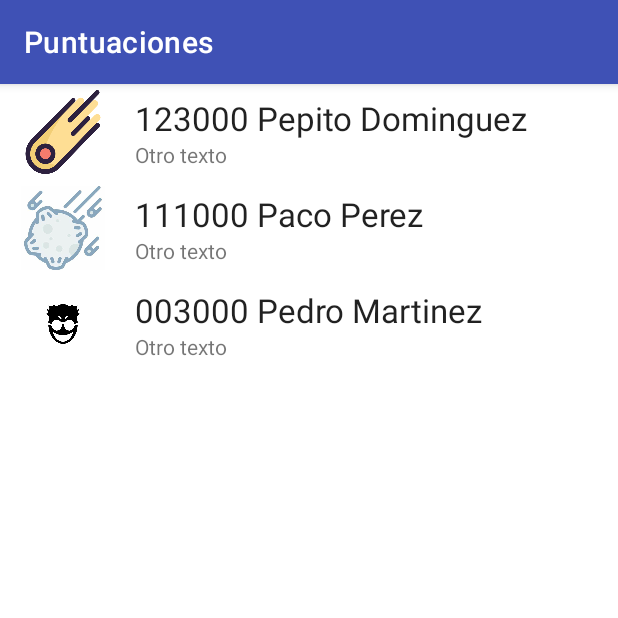
After one commit to Richi-Mi/android_app_asteroides, an Android app: the Puntuaciones screen opened directly, with no data from a screen before it, on a phone screen of 412 x 824 dp, the top half of it. The commit adds this screen. Run offline under Robolectric (Android 15) with nearby library versions, the phone set to English and light mode, and no system bars.

Commit message:
Recycler View creado

```diff
--- a/app/build.gradle
+++ b/app/build.gradle
@@ -31,6 +31,7 @@ android {
 dependencies {
 
     implementation 'androidx.appcompat:appcompat:1.5.1'
+    implementation 'androidx.recyclerview:recyclerview:1.2.1'
     implementation 'com.google.android.material:material:1.7.0'
     implementation 'androidx.constraintlayout:constraintlayout:2.1.4'
     testImplementation 'junit:junit:4.13.2'
--- /dev/null
+++ b/app/src/main/java/com/example/asteroides/Puntuaciones.java
@@ -0,0 +1,55 @@
+package com.example.asteroides;
+
+import android.os.Bundle;
+import android.view.View;
+import android.widget.Toast;
+
+import androidx.annotation.Nullable;
+import androidx.appcompat.app.AppCompatActivity;
+import androidx.recyclerview.widget.LinearLayoutManager;
+import androidx.recyclerview.widget.RecyclerView;
+
+import com.example.asteroides.modelo.MiAdaptador;
+import com.example.asteroides.presentacion.MainActivity;
+
+/** @author Mendoza Castañeda José Ricardo.
+ *  RecyclerView.
+ *  Para crear una lista de elementos con RecyclerView debemos seguir los siguientes pasos:
+ *  1) Diseñar un layout que visualice el RecyclerView
+ *  2) Implementar la actividad
+ *  3) Diseñar un layout individual que se repetira en la lista
+ *  ---
+ *  4) Personalizar cada una de los layouts individuales segun nuestros datos utilizando un adaptador.
+ *  5) Definir como queremos que se posicionen los elementos en las vistas.
+ * */
+
+public class Puntuaciones extends AppCompatActivity {
+    private RecyclerView recyclerView;
+    private RecyclerView.LayoutManager layoutManager;
+    private MiAdaptador adaptador;
+
+    @Override
+    protected void onCreate(@Nullable Bundle savedInstanceState) {
+        super.onCreate(savedInstanceState);
+        setContentView( R.layout.puntuaciones );
+        recyclerView = findViewById( R.id.recyclerView );
+        // Creamos el adaptador.
+        adaptador = new MiAdaptador( this, MainActivity.almacen.listaPuntuaciones(3) );
+        // Asignamos el adaptador al recyclerView.
+        recyclerView.setAdapter( adaptador );
+        // Creamos un layout manager del tipo LinearLayoutManager.
+        layoutManager = new LinearLayoutManager( this );
+        // Asignamos el layout al recyclerView.
+        recyclerView.setLayoutManager( layoutManager );
+
+        adaptador.setOnItemClickListener(new View.OnClickListener() {
+            @Override
+            public void onClick(View view) {
+                // Nos indicaran la posicion de una vista dentro del adaptador.
+                int pos = recyclerView.getChildAdapterPosition( view );
+                String s = MainActivity.almacen.listaPuntuaciones( 10 ).get( pos );
+                Toast.makeText(Puntuaciones.this, "Selección: " + pos + " - " + s, Toast.LENGTH_LONG).show();
+            }
+        });
+    }
+}
--- /dev/null
+++ b/app/src/main/java/com/example/asteroides/datos/AlmacenPuntuacionesArray.java
@@ -0,0 +1,28 @@
+package com.example.asteroides.datos;
+
+import com.example.asteroides.modelo.AlmacenPuntuaciones;
+
+import java.util.ArrayList;
+import java.util.List;
+
+public class AlmacenPuntuacionesArray implements AlmacenPuntuaciones {
+
+    private List<String> puntuaciones;
+
+    public AlmacenPuntuacionesArray() {
+        puntuaciones = new ArrayList<String>();
+        puntuaciones.add("123000 Pepito Dominguez");
+        puntuaciones.add("111000 Paco Perez");
+        puntuaciones.add("003000 Pedro Martinez");
+    }
+
+    @Override
+    public void guardarPuntuacion(int puntos, String nombre, long fecha) {
+        puntuaciones.add( 0, puntos + " " + nombre );
+    }
+
+    @Override
+    public List<String> listaPuntuaciones(int cantidad) {
+        return puntuaciones;
+    }
+}
--- /dev/null
+++ b/app/src/main/java/com/example/asteroides/modelo/AlmacenPuntuaciones.java
@@ -0,0 +1,15 @@
+package com.example.asteroides.modelo;
+
+import java.util.List;
+
+/** Interface.
+ * Una interfaz es una clase abstracta pura, es decir, una clase donde se indican los metodo, pero no se implementa ninguno
+ * Permite al programador establecer una estructura que ha de seguir toda clase que implemente la interfaz
+ * * Solo se definen los nombres de los metodos, parametros y tipo de retorno.
+ * * tambien contiene constantes.
+ */
+
+public interface AlmacenPuntuaciones {
+    public void guardarPuntuacion( int puntos, String nombre, long fecha );
+    public List<String> listaPuntuaciones( int cantidad );
+}
--- /dev/null
+++ b/app/src/main/java/com/example/asteroides/modelo/MiAdaptador.java
@@ -0,0 +1,94 @@
+package com.example.asteroides.modelo;
+
+import android.content.Context;
+import android.view.LayoutInflater;
+import android.view.View;
+import android.view.ViewGroup;
+import android.widget.ImageView;
+import android.widget.TextView;
+
+import androidx.annotation.NonNull;
+import androidx.recyclerview.widget.RecyclerView;
+
+import com.example.asteroides.R;
+
+import java.util.List;
+
+/** ¿Que es un adaptador?
+ * Un adaptador es un mecanismo estandar en android que nos permite crear una serie de vistas que han de ser mostradas dentro de un contenedor,
+ * En este caso creamos el adaptador a partir de la clase RecyclerView.Adapter
+ * */
+
+public class MiAdaptador extends RecyclerView.Adapter<MiAdaptador.ViewHolder> {
+
+    private LayoutInflater inflador;
+    private List<String> lista;
+    protected View.OnClickListener onClickListener;
+
+    public MiAdaptador( Context context, List<String> lista ) {
+        // Conjunto de datos a mostrar.
+        this.lista = lista;
+        // El inflador nos va a permitir crear una vista a partir de su XML.
+        inflador = (LayoutInflater) context.getSystemService( Context.LAYOUT_INFLATER_SERVICE );
+    }
+
+    // Devuelve una vista de un elemento sin personalizar
+    @NonNull
+    @Override
+    public ViewHolder onCreateViewHolder(@NonNull ViewGroup parent, int viewType) {
+        // Usamos el metodo inflate para crear una vista a partir del layout XML definido en elemento_lista
+        // el segundo parametro se indica el layout padre que contendra a la vista que se va a crear.
+        // El tercer parametro del metodo permite indicar si queremos que la vista sea insertada eb el padre.
+        // Indicamos false dado que esta operación la va hacer el RecyclerView.
+        View v = inflador.inflate( R.layout.elemento_lista, parent, false );
+        v.setOnClickListener( onClickListener );
+        return new ViewHolder( v );
+    }
+
+    @Override
+    public void onBindViewHolder(@NonNull ViewHolder holder, int position) {
+        // Personaliza un elemento de tipo ViewHolder según su posición
+        holder.titulo.setText( lista.get( position ) );
+        switch ( Math.round( (float) Math.random() * 3 )) {
+            case 0:
+                holder.icon.setImageResource( R.drawable.list_icon_asteroide );
+                break;
+            case 1:
+                holder.icon.setImageResource( R.drawable.icon_app );
+                break;
+            case 3:
+                holder.icon.setImageResource( R.drawable.icono_asteroides_2 );
+        }
+    }
+
+    @Override
+    public int getItemCount() {
+        // Se utiliza para indicar el numero de elementos a visualizar.
+        return lista.size();
+    }
+
+    // Esta clase contendra las vistas que queremos modificar de un elemento.
+    // En este caso 2 TextView con un ImageView.
+
+    public void setOnItemClickListener( View.OnClickListener onClickListener ) {
+        this.onClickListener = onClickListener;
+    }
+
+    public class ViewHolder extends RecyclerView.ViewHolder {
+        /** @apiNote Esta clase es utilizada para evitar tener que crear las vistas de cada elemento desde cero
+         * Lo que hace el ViewHolder es que contendra las 3 vistas ya creadas pero sin personalizar de esta forma se tiene el mismo viewHolder para todos.
+         * y simplemente se personaliza segun la posición.
+         * */
+
+        public TextView titulo, subtitulo;
+        public ImageView icon;
+
+        ViewHolder( View itemView ) {
+            super( itemView );
+            titulo = itemView.findViewById( R.id.titulo );
+            subtitulo = itemView.findViewById( R.id.subitulo );
+            icon = itemView.findViewById( R.id.icono );
+        }
+
+    }
+}
--- a/app/src/main/java/com/example/asteroides/AcercaDe.java
+++ b/app/src/main/java/com/example/asteroides/presentacion/AcercaDeActivity.java
@@ -1,11 +1,13 @@
-package com.example.asteroides;
+package com.example.asteroides.presentacion;
 
 import android.app.Activity;
 import android.os.Bundle;
 
 import androidx.annotation.Nullable;
 
-public class AcercaDe extends Activity {
+import com.example.asteroides.R;
+
+public class AcercaDeActivity extends Activity {
     @Override
     protected void onCreate(@Nullable Bundle savedInstanceState) {
         super.onCreate(savedInstanceState);
--- a/app/src/main/java/com/example/asteroides/MainActivity.java
+++ b/app/src/main/java/com/example/asteroides/presentacion/MainActivity.java
@@ -1,8 +1,6 @@
-package com.example.asteroides;
+package com.example.asteroides.presentacion;
 
-import androidx.annotation.NonNull;
 import androidx.appcompat.app.AppCompatActivity;
-import androidx.core.content.ContextCompat;
 
 import android.content.Intent;
 import android.content.SharedPreferences;
@@ -15,7 +13,14 @@ import android.view.MenuItem;
 import android.view.View;
 import android.widget.Toast;
 
+import com.example.asteroides.datos.AlmacenPuntuacionesArray;
+import com.example.asteroides.modelo.AlmacenPuntuaciones;
+import com.example.asteroides.Puntuaciones;
+import com.example.asteroides.R;
+
 public class MainActivity extends AppCompatActivity {
+
+    public static AlmacenPuntuaciones almacen = new AlmacenPuntuacionesArray();
 
     @Override
     protected void onCreate(Bundle savedInstanceState) {
@@ -35,7 +40,7 @@ public class MainActivity extends AppCompatActivity {
     }
 
     public void lanzarAcercaDe( View view ) {
-        Intent i = new Intent( this, AcercaDe.class );
+        Intent i = new Intent( this, AcercaDeActivity.class );
         startActivity( i );
     }
 
@@ -44,8 +49,12 @@ public class MainActivity extends AppCompatActivity {
         startActivity( i );
     }
 
-    public void salirApp( View view ) {
-        finish(); // Metodo para cerrar la app, es equivalente al metodo de retorno.
+    public void lanzarPuntuaciones( View view ) {
+        // Metodo para cerrar la app, es equivalente al metodo de retorno.
+        //finish();
+
+        Intent i = new Intent( this, Puntuaciones.class );
+        startActivity( i );
     }
 
     @Override
--- a/app/src/main/java/com/example/asteroides/PreferenciasActivity.java
+++ b/app/src/main/java/com/example/asteroides/presentacion/PreferenciasActivity.java
@@ -1,4 +1,4 @@
-package com.example.asteroides;
+package com.example.asteroides.presentacion;
 
 import android.app.Activity;
 import android.os.Bundle;
--- a/app/src/main/java/com/example/asteroides/PreferenciasFragment.java
+++ b/app/src/main/java/com/example/asteroides/presentacion/PreferenciasFragment.java
@@ -1,4 +1,4 @@
-package com.example.asteroides;
+package com.example.asteroides.presentacion;
 
 import android.content.SharedPreferences;
 import android.os.Bundle;
@@ -10,6 +10,8 @@ import android.util.Log;
 import android.widget.Toast;
 
 import androidx.annotation.Nullable;
+
+import com.example.asteroides.R;
 
 /** class PreferenciasFragment.
  * Permite crear un fragment que contiene una ventana con las opciones de preferencias definidas en un recurso XML
--- a/app/src/main/res/layout/activity_main.xml
+++ b/app/src/main/res/layout/activity_main.xml
@@ -7,7 +7,7 @@
     android:gravity="center"
     android:orientation="vertical"
     android:padding="30dp"
-    tools:context=".MainActivity">
+    tools:context=".presentacion.MainActivity">
 
     <TextView
         android:id="@+id/textView"
@@ -40,7 +40,7 @@
     <Button
         android:id="@+id/btn_salir"
         style="@style/estilo_boton.alternativo"
-        android:onClick="salirApp"
+        android:onClick="lanzarPuntuaciones"
         android:text="@string/Salir"
         android:textColor="#FF6096"
         android:textStyle="bold" />
--- /dev/null
+++ b/app/src/main/res/layout/elemento_lista.xml
@@ -0,0 +1,42 @@
+<?xml version="1.0" encoding="utf-8"?>
+<androidx.constraintlayout.widget.ConstraintLayout xmlns:android="http://schemas.android.com/apk/res/android"
+    xmlns:app="http://schemas.android.com/apk/res-auto"
+    xmlns:tools="http://schemas.android.com/tools"
+    android:id="@+id/relativeLayout"
+    android:layout_width="match_parent"
+    android:layout_height="?attr/listPreferredItemHeight"
+    android:paddingTop="4dp"
+    android:paddingBottom="4dp">
+
+    <ImageView
+        android:id="@+id/icono"
+        android:layout_width="?attr/listPreferredItemHeight"
+        android:layout_height="match_parent"
+        app:layout_constraintBottom_toBottomOf="parent"
+        app:layout_constraintStart_toStartOf="parent"
+        app:layout_constraintTop_toTopOf="parent"
+        app:srcCompat="@drawable/list_icon_asteroide" />
+
+    <TextView
+        android:id="@+id/titulo"
+        android:layout_width="0dp"
+        android:layout_height="wrap_content"
+        android:layout_marginStart="16dp"
+        android:layout_marginTop="4dp"
+        android:maxLines="1"
+        android:text="Titulo"
+        android:textAppearance="@style/TextAppearance.AppCompat.Large"
+        app:layout_constraintStart_toEndOf="@+id/icono"
+        app:layout_constraintTop_toTopOf="parent" />
+
+    <TextView
+        android:id="@+id/subitulo"
+        android:layout_width="67dp"
+        android:layout_height="23dp"
+        android:layout_marginStart="16dp"
+        android:text="Otro texto"
+        app:layout_constraintBottom_toBottomOf="parent"
+        app:layout_constraintStart_toEndOf="@+id/icono"
+        app:layout_constraintTop_toBottomOf="@+id/titulo" />
+
+</androidx.constraintlayout.widget.ConstraintLayout>
--- /dev/null
+++ b/app/src/main/res/layout/puntuaciones.xml
@@ -0,0 +1,16 @@
+<?xml version="1.0" encoding="utf-8"?>
+<androidx.constraintlayout.widget.ConstraintLayout xmlns:android="http://schemas.android.com/apk/res/android"
+    xmlns:app="http://schemas.android.com/apk/res-auto"
+    android:layout_width="match_parent"
+    android:layout_height="match_parent">
+
+    <androidx.recyclerview.widget.RecyclerView
+        android:id="@+id/recyclerView"
+        android:layout_width="match_parent"
+        android:layout_height="match_parent"
+        android:layout_marginLeft="10dp"
+        android:layout_marginRight="10dp"
+        app:layout_constraintEnd_toEndOf="parent"
+        app:layout_constraintStart_toStartOf="parent"
+        app:layout_constraintTop_toTopOf="parent" />
+</androidx.constraintlayout.widget.ConstraintLayout>
--- a/app/src/main/res/values/strings.xml
+++ b/app/src/main/res/values/strings.xml
@@ -6,7 +6,7 @@
     <string name="Jugar"> Jugar </string>
     <string name="Configurar"> Configurar </string>
     <string name="AcercaDe"> Acerca De </string>
-    <string name="Salir"> Salir </string>
+    <string name="Salir"> Puntuaciones </string>
     <string name="Preferencias"> Preferencias </string>
     <string name="buscar"> Buscar </string>
 
```
Also changed, not shown: app/src/main/AndroidManifest.xml (+11 -3 lines), app/src/main/res/drawable/icono_asteroides_2.png (added), app/src/main/res/drawable/list_icon_asteroide.jpg (added), 1 other file.
